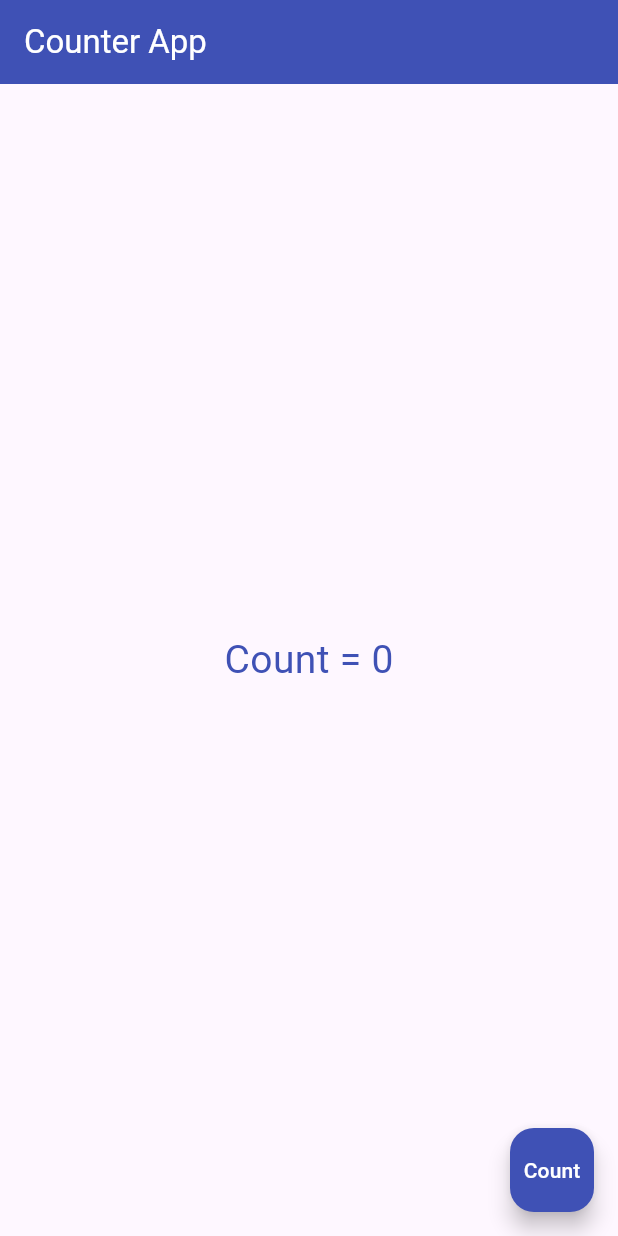
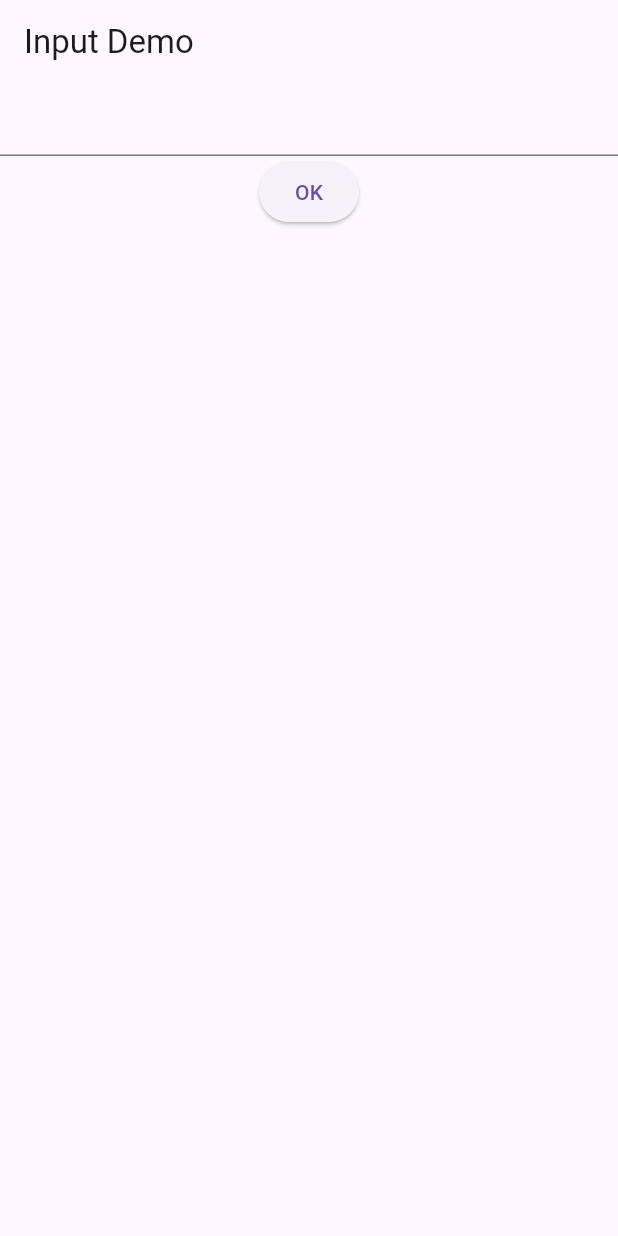
Before and after one commit to EchoOfHer/lab_4aug, a Flutter app: the screen it shows after launch, on a phone screen of 412 x 824 dp. Run offline on Flutter 3.47's test engine with Material 3 defaults, Android fonts, the phone set to English and light mode, and no system bars.

Commit message:
Add input feature

```diff
--- /dev/null
+++ b/lib/Lab-week4/input_demo.dart
@@ -0,0 +1,32 @@
+import 'package:flutter/material.dart';
+
+class InputDemo extends StatefulWidget {
+  const InputDemo({super.key});
+
+  @override
+  State<InputDemo> createState() => _InputDemoState();
+}
+
+class _InputDemoState extends State<InputDemo> {
+  String message = '';
+  TextEditingController tcName = TextEditingController();
+  void updatateMessage() {
+    setState(() {
+      message = tcName.text;
+    });
+  }
+
+  @override
+  Widget build(BuildContext context) {
+    return Scaffold(
+      appBar: AppBar(title: Text('Input Demo')),
+      body: Column(
+        children: [
+          TextField(controller: tcName),
+          ElevatedButton(onPressed: updatateMessage, child: Text('OK')),
+          Text(message),
+        ],
+      ),
+    );
+  }
+}
--- a/lib/main.dart
+++ b/lib/main.dart
@@ -1,9 +1,7 @@
 import 'package:flutter/material.dart';
 //import 'package:lab_4aug/Lab-week4/basic.dart';
-import 'package:lab_4aug/Lab-week4/counter.dart'; //'./Lab-week4/basic.dart';
+import 'package:lab_4aug/Lab-week4/input_demo.dart'; //'./Lab-week4/basic.dart';
 
 void main() {
-  runApp(MaterialApp(home:
-    Counter()
-  ));
+  runApp(MaterialApp(home: InputDemo()));
 }
```
